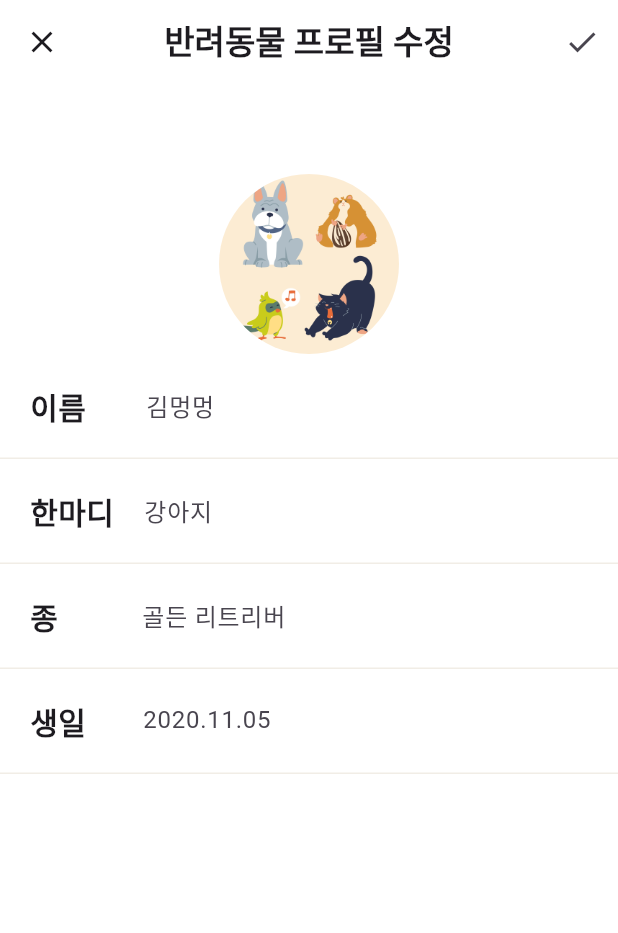
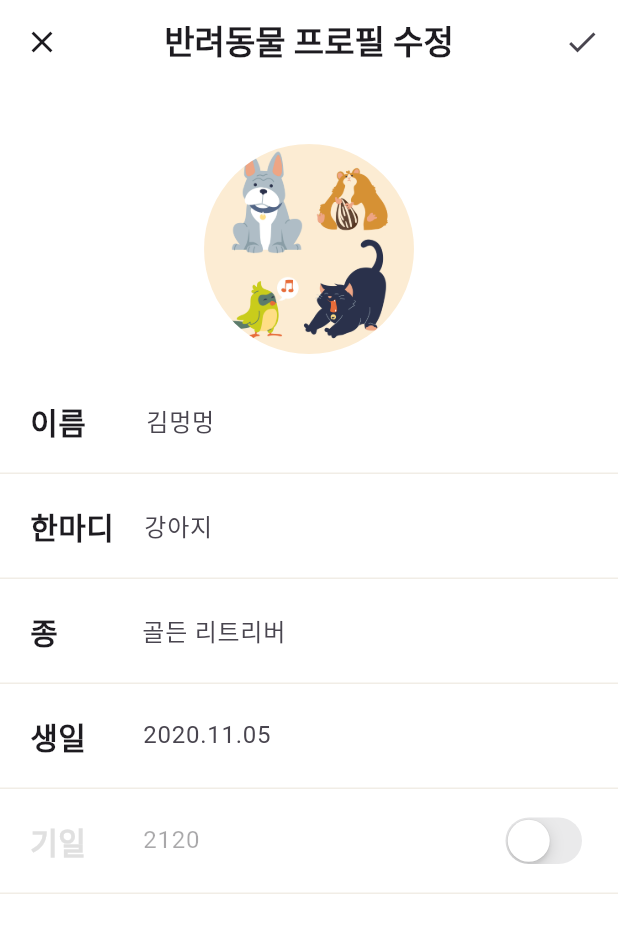
Before and after one commit to DwKwCs/LOGIN_APP_With_Pet, a Flutter app: the screen it shows after launch, after a tap on the "create" icon, on a phone screen of 412 x 824 dp. Shown: the top 933 px of the screen. Run offline on Flutter 3.47's test engine with Material 3 defaults, Android fonts, the light colour scheme and no system bars; our stand-ins replace buttons_tabbar, drift, percent_indicator, table_calendar, webview_flutter; accounts and stored records are empty.

Commit message:
8.29 홈 - 프로필 수정 추가 + 입력 화면 작업

```diff
--- a/lib/component/home/profile_setting.dart
+++ b/lib/component/home/profile_setting.dart
@@ -1,8 +1,9 @@
+import 'package:flutter/cupertino.dart';
 import 'package:flutter/material.dart';
 import 'package:login_with_pet/const/colors.dart';
+import 'package:login_with_pet/component/home/profile_form.dart';
 
 class ProfileSetting extends StatefulWidget {
-  const ProfileSetting({Key? key}) : super(key: key);
 
   @override
   State<ProfileSetting> createState() => _ProfileSettingState();
@@ -10,6 +11,7 @@ class ProfileSetting extends StatefulWidget {
 
 class _ProfileSettingState extends State<ProfileSetting> {
   final formKey = GlobalKey<FormState>();
+  bool isChecked = false;
 
   @override
   Widget build(BuildContext context) {
@@ -25,9 +27,9 @@ class _ProfileSettingState extends State<ProfileSetting> {
                 onPressed: () {
                   Navigator.of(context).pop();
                 },
-                icon: Icon(Icons.close),
+                icon: const Icon(Icons.close),
               ),
-              title: Text(
+              title: const Text(
                 '반려동물 프로필 수정',
                 style: TextStyle(fontWeight: FontWeight.w700),
               ),
@@ -37,20 +39,76 @@ class _ProfileSettingState extends State<ProfileSetting> {
                   onPressed: () {
                     Navigator.of(context).pop();
                   },
-                  icon: Icon(Icons.check),
+                  icon: const Icon(Icons.check),
                 ),
               ],
             ),
-            SizedBox(height: 60),
+            const SizedBox(height: 40),
             CircleAvatar(
-              radius: 60,
+              radius: 70,
               backgroundColor: Colors.white,
               backgroundImage: AssetImage('asset/img/basic_profile_img.jpg'),
             ),
+            const SizedBox(height: 10),
+            Column(
+              children: [
                 _buildProfileRow('이름', '김멍멍', 40),
                 _buildProfileRow('한마디', '강아지', 20),
                 _buildProfileRow('종', '골든 리트리버', 56),
                 _buildProfileRow('생일', '2020.11.05', 38),
+                Container(
+                  height: 70,
+                  width: MediaQuery.of(context).size.width,
+                  padding: const EdgeInsets.only(left: 20),
+                  decoration: const BoxDecoration(
+                    border: Border(bottom: BorderSide(color: SUB_COLOR1, width: 1)),
+                  ),
+                  child: Row(
+                    children: [
+                      Text(
+                        '기일',
+                        style: TextStyle(
+                          fontSize: 20,
+                          fontWeight: FontWeight.w800,
+                          color: isChecked ? Colors.black : Colors.grey[300],
+                        ),
+                      ),
+                      SizedBox(width: 38),
+                      Expanded(
+                        child: GestureDetector(
+                          onTap: () {
+                            if(isChecked == true) {
+                              Navigator.of(context)
+                                  .push(MaterialPageRoute(builder: (context) =>
+                                  ProfileForm(label: '기일', hint: '2120',)));
+                            }
+                          },
+                          child: AbsorbPointer(
+                            child: Expanded(
+                              child: TextFormField(
+                                enabled: isChecked ? true : false,
+                                decoration: InputDecoration(hintText: '2120', border: InputBorder.none),
+                              ),
+                            ),
+                          ),
+                        ),
+                      ),
+                      Spacer(),
+                      CupertinoSwitch(
+                        activeColor: PRIMARY_COLOR,
+                        value: isChecked,
+                        onChanged: (bool value) {
+                          setState(() {
+                            isChecked = value;
+                          });
+                        },
+                      ),
+                      const SizedBox(width: 20),
+                    ],
+                  ),
+                ),
+              ],
+            ),
           ],
         ),
       ),
@@ -69,15 +127,25 @@ class _ProfileSettingState extends State<ProfileSetting> {
         children: [
           Text(
             label,
-            style: TextStyle(fontSize: 20, fontWeight: FontWeight.w800),
+            style: const TextStyle(fontSize: 20, fontWeight: FontWeight.w800),
           ),
           SizedBox(width: labelWidth),
           Expanded(
+            child: GestureDetector(
+              onTap: () {
+                Navigator.of(context)
+                    .push(MaterialPageRoute(builder: (context) => ProfileForm(label: label, hint: hint)));
+              },
+              child: AbsorbPointer(
+                child: Expanded(
                   child: TextFormField(
                     decoration: InputDecoration(hintText: hint, border: InputBorder.none),
                   ),
                 ),
-          SizedBox(width: 20),
+              ),
+            ),
+          ),
+          const SizedBox(width: 20),
         ],
       ),
     );
--- a/lib/function/home_screen.dart
+++ b/lib/function/home_screen.dart
@@ -3,6 +3,8 @@ import 'package:login_with_pet/component/home/profile_setting.dart';
 import 'package:login_with_pet/component/home/home_setting.dart';
 
 class HomeScreen extends StatelessWidget {
+  bool isChecked = true;
+
   @override
   Widget build(BuildContext context) {
     return Scaffold(
@@ -13,13 +15,13 @@ class HomeScreen extends StatelessWidget {
             AppBar(
               backgroundColor: Colors.white,
               centerTitle: true,
-              title: Text(
+              title: const Text(
                 '홈',
                 style: TextStyle(fontWeight: FontWeight.w800)
               ),
               elevation: 0.0,
               leading: IconButton(
-                icon: Icon(Icons.settings_outlined),
+                icon: const Icon(Icons.settings_outlined),
                 onPressed: () {
                   Navigator.of(context)
                       .push(MaterialPageRoute(builder: (context) => HomeSetting()));
@@ -27,7 +29,7 @@ class HomeScreen extends StatelessWidget {
               ),
               actions: [
                 IconButton(
-                  icon: Icon(Icons.create_outlined),
+                  icon: const Icon(Icons.create_outlined),
                   onPressed: () {
                     Navigator.of(context)
                         .push(MaterialPageRoute(builder: (context) => ProfileSetting()));
```
Also changed, not shown: lib/component/guide/guide_all.dart (+15 -13 lines), lib/component/home/home_setting.dart (+32 -16 lines), lib/component/home/profile_form.dart (added, +82 -0 lines). Lines whose indentation alone changed are shown as unchanged.
